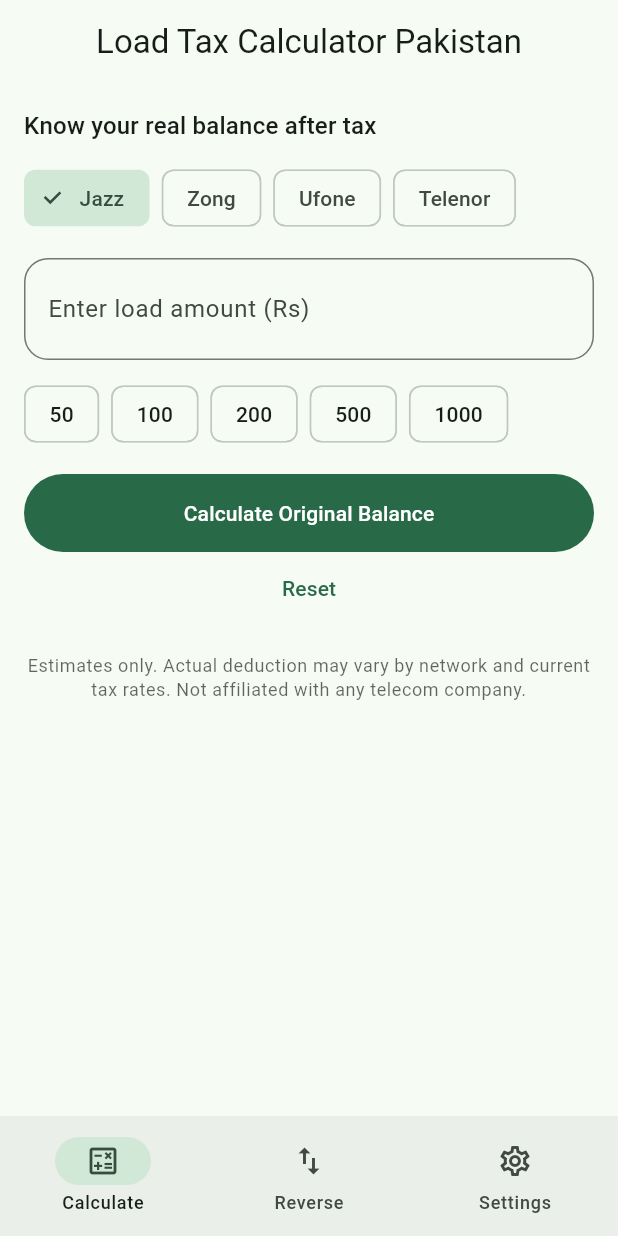
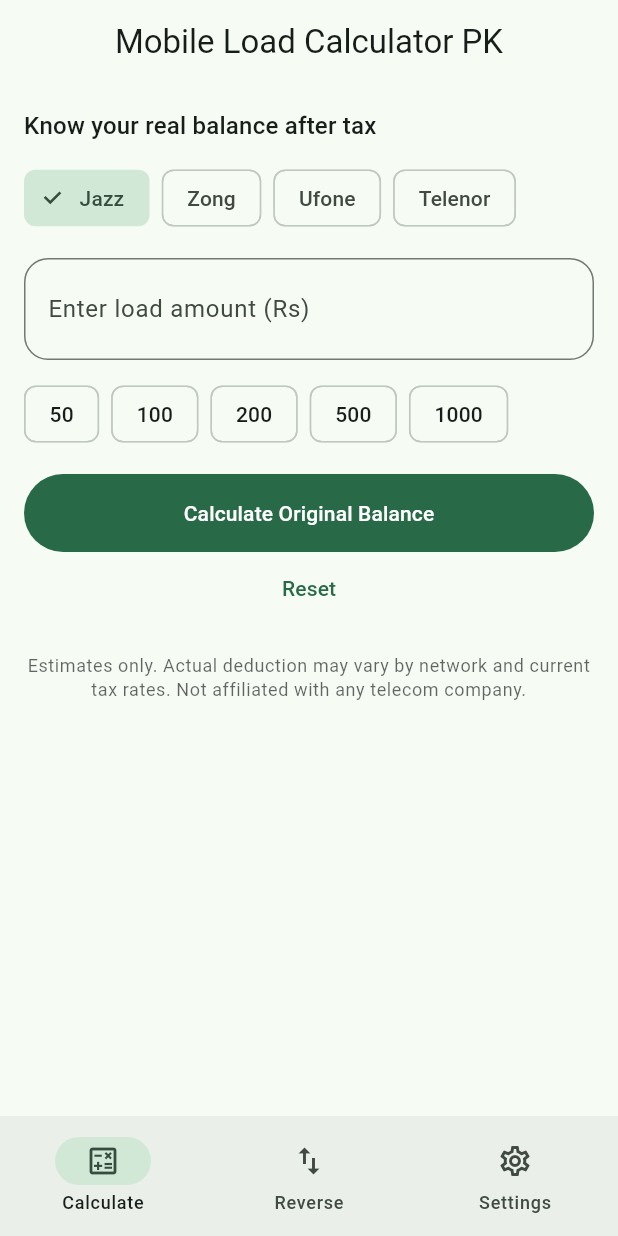
Before and after one commit to alishahbhai2-beep/Load-tax-pk, a Flutter app: the screen it shows after launch, on a phone screen of 412 x 824 dp. Run offline on Flutter 3.47's test engine with Material 3 defaults, Android fonts, the phone set to English and light mode, and no system bars; our stand-ins replace shared_preferences.

Commit message:
Add files via upload

```diff
--- a/lib/l10n.dart
+++ b/lib/l10n.dart
@@ -1,5 +1,5 @@
 const _en = {
-  'title': 'Load Tax Calculator Pakistan',
+  'title': 'Mobile Load Calculator PK',
   'subtitle': 'Know your real balance after tax',
   'enter': 'Enter load amount (Rs)',
   'calc': 'Calculate Original Balance',
@@ -26,7 +26,7 @@ const _en = {
 };
 
 const _ur = {
-  'title': 'لوڈ ٹیکس کیلکولیٹر پاکستان',
+  'title': 'موبائل لوڈ کیلکولیٹر پاکستان',
   'subtitle': 'ٹیکس کے بعد اپنا اصل بیلنس جانیں',
   'enter': 'لوڈ کی رقم درج کریں (روپے)',
   'calc': 'اصل بیلنس معلوم کریں',
--- a/lib/main.dart
+++ b/lib/main.dart
@@ -24,7 +24,7 @@ class App extends StatelessWidget {
   Widget build(BuildContext context) => ListenableBuilder(
         listenable: state,
         builder: (_, __) => MaterialApp(
-          title: 'Load Tax Calculator Pakistan',
+          title: 'Mobile Load Calculator PK',
           debugShowCheckedModeBanner: false,
           themeMode: state.dark ? ThemeMode.dark : ThemeMode.light,
           theme: _theme(Brightness.light),
```
